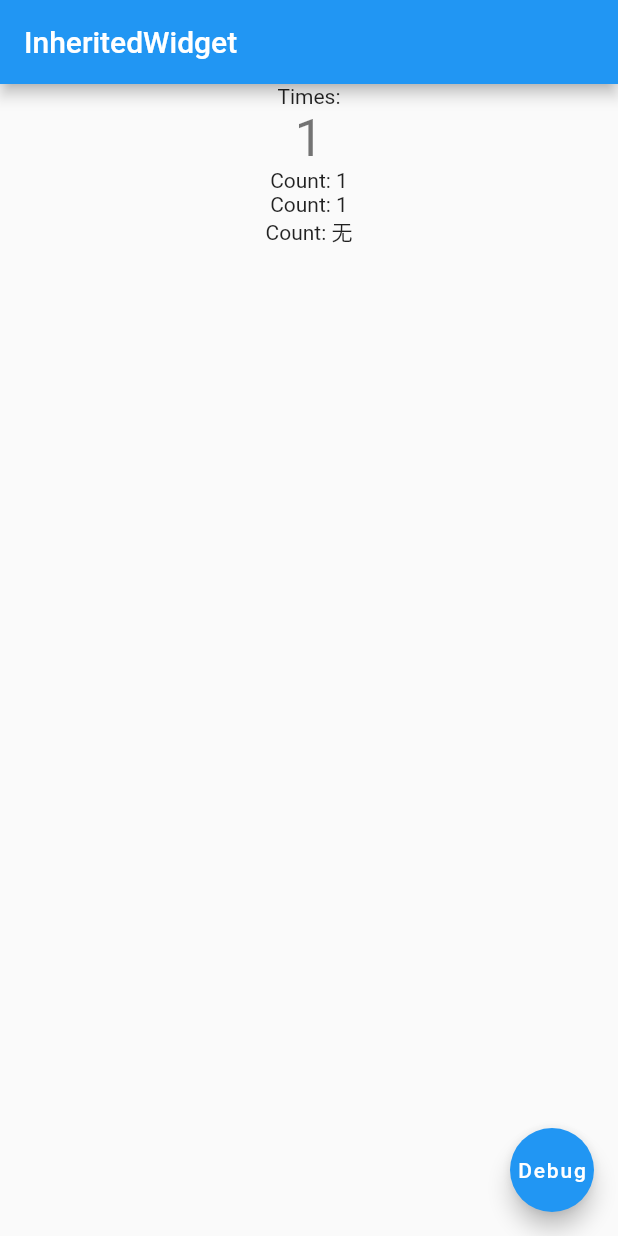
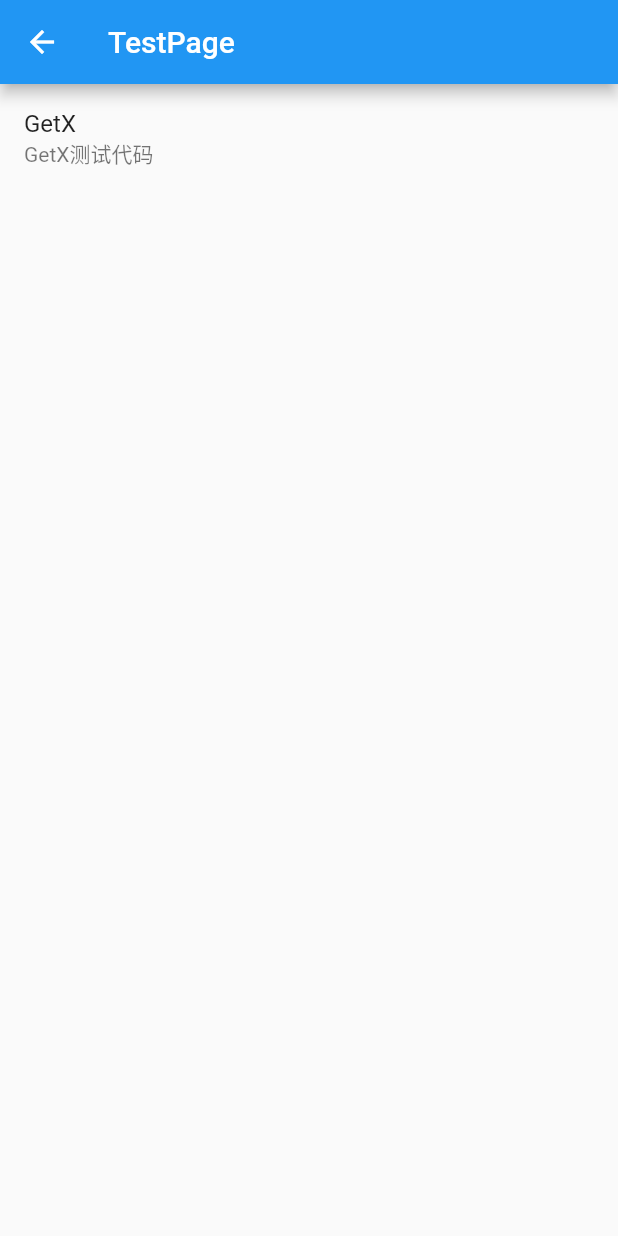
Before and after one commit to rookiegan/wanandroid_flutter, a Flutter app: the screen it shows after launch, after a tap on "Debug", on a phone screen of 412 x 824 dp. Run offline on Flutter 3.47's test engine with Material 2 defaults, Android fonts, the phone set to English and light mode, and no system bars; our stand-ins replace bot_toast, convert, dio, flutter_screenutil, get, retrofit and 1 more; missing offline and left inert: curl_logger_dio_interceptor, mmkv; generated files the repository leaves out were written again.

Commit message:
feat: 添加TestPage

```diff
--- a/lib/dependency.dart
+++ b/lib/dependency.dart
@@ -1 +1,4 @@
 export 'rk_utils/rk_utils.dart';
+export 'package:get/get.dart' hide HeaderValue;
+export 'package:wanandroid_flutter/rk_utils/src/base_dependency.dart' hide RefreshCallback, Rx;
+export '../../net/http/wan/wan_api.dart';
--- a/lib/main.dart
+++ b/lib/main.dart
@@ -1,11 +1,7 @@
-import 'dart:convert';
+import 'package:wanandroid_flutter/modules/routers.dart';
 
-
-import 'package:wanandroid_flutter/net/http/wan/wan_api.dart';
-import 'package:wanandroid_flutter/rk_utils/src/base_dependency.dart';
 import 'dependency.dart';
-import 'modules/_test/inherited_widget/inherited_widget_test_page.dart';
-import 'net/http/wan/common_response.dart';
+import 'modules/_home/home_page.dart';
 
 void main() {
   _initApp();
@@ -25,14 +21,13 @@ void _initApp() {
 class MyApp extends StatelessWidget {
   final _botToastBuilder = BotToastInit();
 
-  // This widget is the root of your application.
   @override
   Widget build(BuildContext context) {
     return ScreenUtilInit(
         designSize: Size(1080.0, 1960.0),
         builder: () {
-          return MaterialApp(
-            title: 'Flutter Demo',
+          return GetMaterialApp(
+            title: "WanAndroid",
             localizationsDelegates: [
               S.delegate,
               // GlobalMaterialLocalizations.delegate,
@@ -40,6 +35,7 @@ class MyApp extends StatelessWidget {
               // GlobalCupertinoLocalizations.delegate,
               // RefreshLocalizations.delegate,
             ],
+            getPages: RouterManager.routers,
             builder: (context, child) {
               /// APP字体大小不随系统字体大小改变
               child = MediaQuery(
@@ -62,98 +58,8 @@ class MyApp extends StatelessWidget {
               primarySwatch: Colors.blue,
             ),
             // home: MyHomePage(title: 'Flutter Demo Home Page'),
-            home: InheritedWidgetTestPage(),
+            home: HomePage(),
           );
         });
   }
 }
-
-class MyHomePage extends StatefulWidget {
-  MyHomePage({Key? key, required this.title}) : super(key: key);
-
-  // This widget is the home page of your application. It is stateful, meaning
-  // that it has a State object (defined below) that contains fields that affect
-  // how it looks.
-
-  // This class is the configuration for the state. It holds the values (in this
-  // case the title) provided by the parent (in this case the App widget) and
-  // used by the build method of the State. Fields in a Widget subclass are
-  // always marked "final".
-
-  final String title;
-
-  @override
-  _MyHomePageState createState() => _MyHomePageState();
-}
-
-class _MyHomePageState extends State<MyHomePage> {
-  int _counter = 0;
-
-  void _incrementCounter() {
-    setState(() {
-      // This call to setState tells the Flutter framework that something has
-      // changed in this State, which causes it to rerun the build method below
-      // so that the display can reflect the updated values. If we changed
-      // _counter without calling setState(), then the build method would not be
-      // called again, and so nothing would appear to happen.
-      _counter++;
-    });
-  }
-
-  @override
-  Widget build(BuildContext context) {
-    // This method is rerun every time setState is called, for instance as done
-    // by the _incrementCounter method above.
-    //
-    // The Flutter framework has been optimized to make rerunning build methods
-    // fast, so that you can just rebuild anything that needs updating rather
-    // than having to individually change instances of widgets.
-    return Scaffold(
-      appBar: AppBar(
-        // Here we take the value from the MyHomePage object that was created by
-        // the App.build method, and use it to set our appbar title.
-        title: Text(widget.title),
-      ),
-      body: Center(
-        // Center is a layout widget. It takes a single child and positions it
-        // in the middle of the parent.
-        child: Column(
-          // Column is also a layout widget. It takes a list of children and
-          // arranges them vertically. By default, it sizes itself to fit its
-          // children horizontally, and tries to be as tall as its parent.
-          //
-          // Invoke "debug painting" (press "p" in the console, choose the
-          // "Toggle Debug Paint" action from the Flutter Inspector in Android
-          // Studio, or the "Toggle Debug Paint" command in Visual Studio Code)
-          // to see the wireframe for each widget.
-          //
-          // Column has various properties to control how it sizes itself and
-          // how it positions its children. Here we use mainAxisAlignment to
-          // center the children vertically; the main axis here is the vertical
-          // axis because Columns are vertical (the cross axis would be
-          // horizontal).
-          mainAxisAlignment: MainAxisAlignment.center,
-          children: <Widget>[
-            Text(
-              'You have pushed the button this many times:',
-            ),
-            Text(
-              '$_counter',
-              style: Theme.of(context).textTheme.headline4,
-            ),
-          ],
-        ),
-      ),
-      floatingActionButton: FloatingActionButton(
-        // onPressed: _incrementCounter,
-        onPressed: () {
-          wanApi.getBannerArticles().asStream().delay(Duration(seconds: 2)).data().loadingDialog().commit((event) {
-            "event=== ${event.length}".d();
-          });
-        },
-        child: const Text("Debug="),
-        tooltip: 'Increment',
-      ), // This trailing comma makes auto-formatting nicer for build methods.
-    );
-  }
-}
--- /dev/null
+++ b/lib/modules/_home/home_page.dart
@@ -0,0 +1,77 @@
+import '../../dependency.dart';
+import '../_test/test_page.dart';
+import '../_test/test_index.dart';
+
+class HomePage extends StatefulWidget {
+  static final routeName = "/HomePage";
+
+  HomePage({Key? key}) : super(key: key);
+
+  @override
+  _HomePageState createState() => _HomePageState();
+}
+
+class _HomePageState extends State<HomePage> {
+  int _counter = 0;
+
+  @override
+  Widget build(BuildContext context) {
+    // This method is rerun every time setState is called, for instance as done
+    // by the _incrementCounter method above.
+    //
+    // The Flutter framework has been optimized to make rerunning build methods
+    // fast, so that you can just rebuild anything that needs updating rather
+    // than having to individually change instances of widgets.
+    return Scaffold(
+      appBar: AppBar(
+        // Here we take the value from the MyHomePage object that was created by
+        // the App.build method, and use it to set our appbar title.
+        title: Text("Home"),
+      ),
+      body: Center(
+        // Center is a layout widget. It takes a single child and positions it
+        // in the middle of the parent.
+        child: Column(
+          // Column is also a layout widget. It takes a list of children and
+          // arranges them vertically. By default, it sizes itself to fit its
+          // children horizontally, and tries to be as tall as its parent.
+          //
+          // Invoke "debug painting" (press "p" in the console, choose the
+          // "Toggle Debug Paint" action from the Flutter Inspector in Android
+          // Studio, or the "Toggle Debug Paint" command in Visual Studio Code)
+          // to see the wireframe for each widget.
+          //
+          // Column has various properties to control how it sizes itself and
+          // how it positions its children. Here we use mainAxisAlignment to
+          // center the children vertically; the main axis here is the vertical
+          // axis because Columns are vertical (the cross axis would be
+          // horizontal).
+          mainAxisAlignment: MainAxisAlignment.center,
+          children: <Widget>[
+            Text(
+              'You have pushed the button this many times:',
+            ),
+            Text(
+              '$_counter',
+              style: Theme.of(context).textTheme.headline4,
+            ),
+          ],
+        ),
+      ),
+      floatingActionButton: _buildDebugFAB(),
+    );
+  }
+
+  _buildDebugFAB() {
+    return FloatingActionButton(
+      onPressed: () {
+        Get.toNamed(TestPage.routeName);
+        // wanApi.getBannerArticles().asStream().delay(Duration(seconds: 2)).data().loadingDialog().commit((event) {
+        //   "event=== ${event.length}".d();
+        // });
+      },
+      child: const Text("Debug"),
+      tooltip: "Debug",
+    );
+  }
+}
--- a/lib/modules/_test/inherited_widget/inherited_widget_test_page.dart
+++ b/lib/modules/_test/inherited_widget/inherited_widget_test_page.dart
@@ -1,7 +1,9 @@
 import 'package:wanandroid_flutter/dependency.dart';
 
 class InheritedWidgetTestPage extends StatefulWidget {
-  InheritedWidgetTestPage({Key? key}) : super(key: key);
+  const InheritedWidgetTestPage({Key? key}) : super(key: key);
+
+  static final routeName = "/InheritedWidgetTestPage";
 
   @override
   _InheritedWidgetTestPageState createState() => _InheritedWidgetTestPageState();
--- /dev/null
+++ b/lib/modules/_test/test_index.dart
@@ -0,0 +1,16 @@
+export 'package:wanandroid_flutter/modules/_test/getx/getx_test_page.dart';
+export '../_test/test_page.dart';
+
+import 'package:get/get.dart';
+import 'package:wanandroid_flutter/modules/_test/test_page.dart';
+
+import 'getx/getx_test_page.dart';
+import 'inherited_widget/inherited_widget_test_page.dart';
+
+class TestIndex {
+  static final routers = [
+    GetPage(name: TestPage.routeName, page: () => const TestPage()),
+    GetPage(name: GetxTestPage.routeName, page: () => const GetxTestPage()),
+    GetPage(name: InheritedWidgetTestPage.routeName, page: () => const InheritedWidgetTestPage()),
+  ];
+}
--- /dev/null
+++ b/lib/modules/_test/test_page.dart
@@ -0,0 +1,30 @@
+import 'package:wanandroid_flutter/dependency.dart';
+import 'package:wanandroid_flutter/modules/_test/getx/getx_test_page.dart';
+
+class TestPage extends StatelessWidget {
+  const TestPage({Key? key}) : super(key: key);
+
+  static final routeName = "/TestPage";
+
+  @override
+  Widget build(BuildContext context) {
+    return Scaffold(
+      appBar: AppBar(
+        title: Text("TestPage"),
+      ),
+      body: Center(
+        child: Column(
+          children: [
+            ListTile(
+              title: Text("GetX"),
+              subtitle: Text("GetX测试代码"),
+              onTap: () {
+                Get.toNamed(GetxTestPage.routeName);
+              },
+            ),
+          ],
+        ),
+      ),
+    );
+  }
+}
--- a/lib/modules/routers.dart
+++ b/lib/modules/routers.dart
@@ -0,0 +1,11 @@
+import 'package:get/get.dart';
+import 'package:wanandroid_flutter/modules/_test/test_index.dart';
+
+import '_home/home_page.dart';
+
+class RouterManager {
+  static final List<GetPage> routers = [
+    GetPage(name: HomePage.routeName, page: () => HomePage()),
+    ...TestIndex.routers,
+  ];
+}
--- a/lib/net/http/wan/wan_api.dart
+++ b/lib/net/http/wan/wan_api.dart
@@ -1,3 +1,5 @@
+export 'package:wanandroid_flutter/net/http/wan/common_response.dart';
+
 import 'package:curl_logger_dio_interceptor/curl_logger_dio_interceptor.dart';
 import 'package:dio/adapter.dart';
 import 'package:retrofit/retrofit.dart';
```
Also changed, not shown: lib/modules/_test/getx/getx_test_page.dart (added, +23 -0 lines), lib/rk_utils/src/toast_util.dart (+6 -6 lines).
